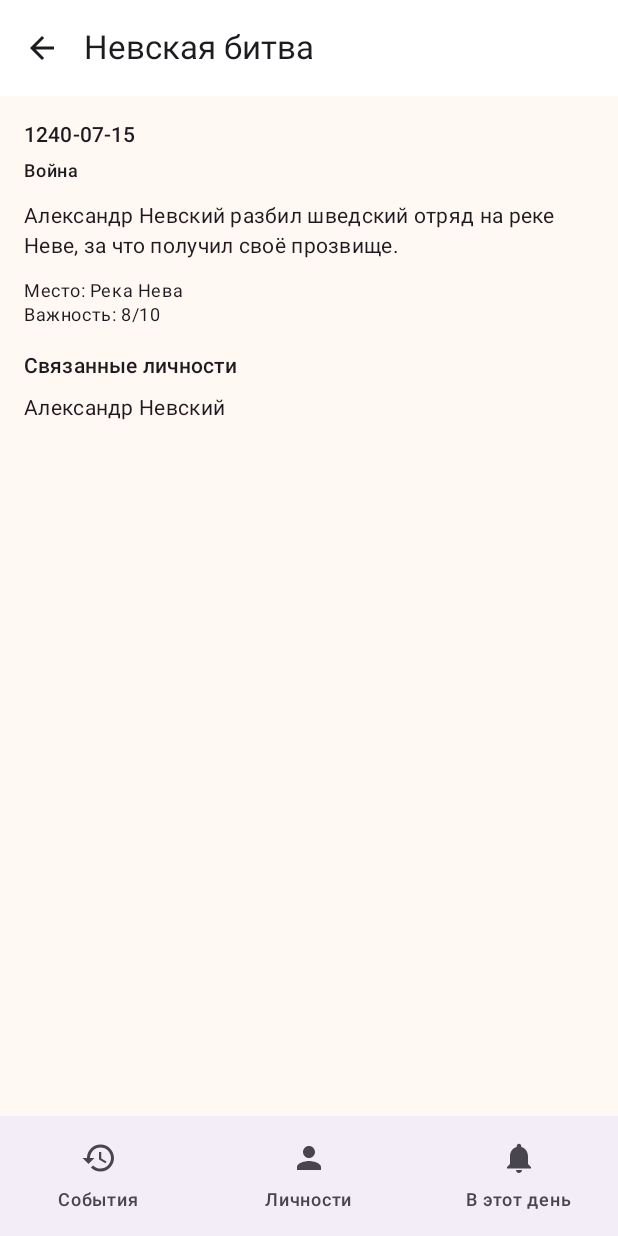
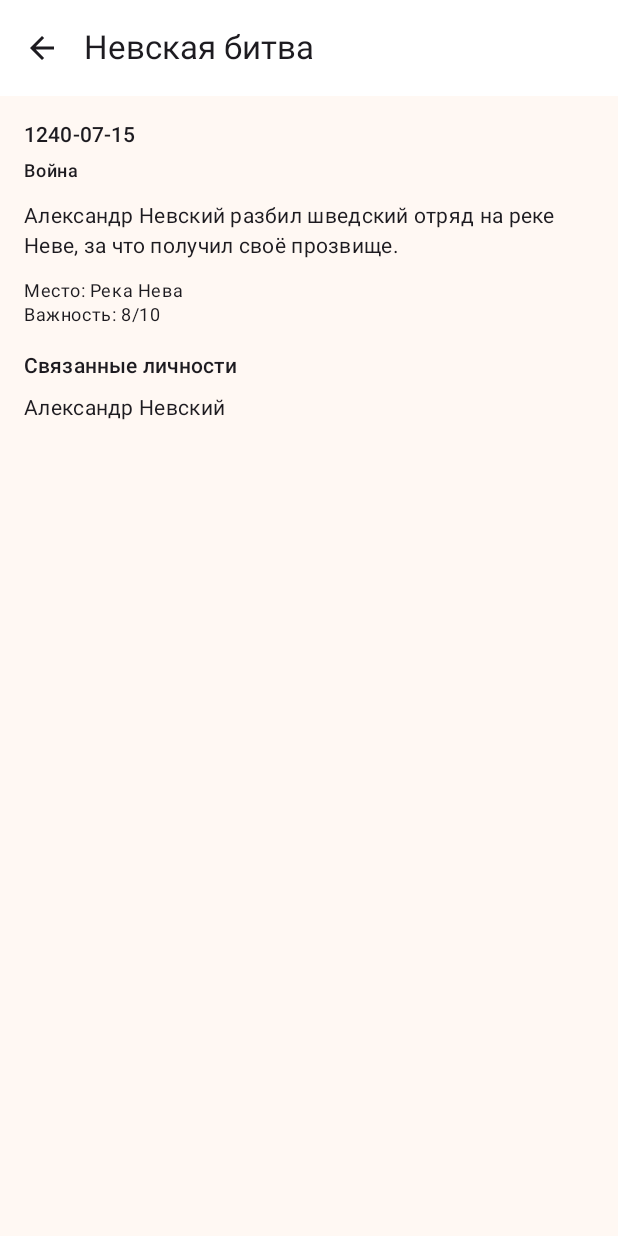
Before and after one commit to danilin52/history-reference, an Android app built with Jetpack Compose: the screen it shows after launch (MainActivity), after a tap on "1240-07-15", on a phone screen of 412 x 824 dp. Run offline under Robolectric (Android 15) with nearby library versions, the phone set to English and light mode, and no system bars; our stand-ins replace Room's generated code; pictures from the network do not load; 1 statement that could not run was skipped.

Commit message:
ЛР №1: пользовательский интерфейс и навигация

```diff
--- a/app/src/main/java/ru/danilin52/historyreference/ui/detail/EventDetailScreen.kt
+++ b/app/src/main/java/ru/danilin52/historyreference/ui/detail/EventDetailScreen.kt
@@ -10,7 +10,7 @@ import androidx.compose.foundation.layout.padding
 import androidx.compose.foundation.rememberScrollState
 import androidx.compose.foundation.verticalScroll
 import androidx.compose.material.icons.Icons
-import androidx.compose.material.icons.filled.ArrowBack
+import androidx.compose.material.icons.automirrored.filled.ArrowBack
 import androidx.compose.material3.ExperimentalMaterial3Api
 import androidx.compose.material3.Icon
 import androidx.compose.material3.IconButton
@@ -46,7 +46,7 @@ fun EventDetailScreen(
                 title = { Text(event?.title ?: "Событие") },
                 navigationIcon = {
                     IconButton(onClick = onBack) {
-                        Icon(Icons.Filled.ArrowBack, contentDescription = "Назад")
+                        Icon(Icons.AutoMirrored.Filled.ArrowBack, contentDescription = "Назад")
                     }
                 }
             )
--- a/app/src/main/java/ru/danilin52/historyreference/ui/detail/PersonDetailScreen.kt
+++ b/app/src/main/java/ru/danilin52/historyreference/ui/detail/PersonDetailScreen.kt
@@ -12,7 +12,7 @@ import androidx.compose.foundation.layout.size
 import androidx.compose.foundation.rememberScrollState
 import androidx.compose.foundation.verticalScroll
 import androidx.compose.material.icons.Icons
-import androidx.compose.material.icons.filled.ArrowBack
+import androidx.compose.material.icons.automirrored.filled.ArrowBack
 import androidx.compose.material3.ExperimentalMaterial3Api
 import androidx.compose.material3.Icon
 import androidx.compose.material3.IconButton
@@ -49,7 +49,7 @@ fun PersonDetailScreen(
                 title = { Text(person?.name ?: "Личность") },
                 navigationIcon = {
                     IconButton(onClick = onBack) {
-                        Icon(Icons.Filled.ArrowBack, contentDescription = "Назад")
+                        Icon(Icons.AutoMirrored.Filled.ArrowBack, contentDescription = "Назад")
                     }
                 }
             )
--- a/app/src/main/java/ru/danilin52/historyreference/ui/main/MainScreen.kt
+++ b/app/src/main/java/ru/danilin52/historyreference/ui/main/MainScreen.kt
@@ -1,10 +1,6 @@
 package ru.danilin52.historyreference.ui.main
 
 import androidx.compose.foundation.layout.padding
-import androidx.compose.material.icons.Icons
-import androidx.compose.material.icons.filled.History
-import androidx.compose.material.icons.filled.Notifications
-import androidx.compose.material.icons.filled.Person
 import androidx.compose.material3.Icon
 import androidx.compose.material3.NavigationBar
 import androidx.compose.material3.NavigationBarItem
@@ -13,7 +9,6 @@ import androidx.compose.material3.Text
 import androidx.compose.runtime.Composable
 import androidx.compose.runtime.getValue
 import androidx.compose.ui.Modifier
-import androidx.compose.ui.graphics.vector.ImageVector
 import androidx.navigation.NavDestination.Companion.hierarchy
 import androidx.navigation.NavGraph.Companion.findStartDestination
 import androidx.navigation.NavType
@@ -26,39 +21,33 @@ import ru.danilin52.historyreference.data.HistoryRepository
 import ru.danilin52.historyreference.ui.detail.EventDetailScreen
 import ru.danilin52.historyreference.ui.detail.PersonDetailScreen
 import ru.danilin52.historyreference.ui.events.EventListScreen
+import ru.danilin52.historyreference.ui.nav.AppRoutes
+import ru.danilin52.historyreference.ui.nav.topLevelDestinations
 import ru.danilin52.historyreference.ui.onthisday.OnThisDayScreen
 import ru.danilin52.historyreference.ui.persons.PersonSearchScreen
-
-private data class Tab(
-    val route: String,
-    val label: String,
-    val icon: ImageVector
-)
-
-private val tabs = listOf(
-    Tab("events", "События", Icons.Filled.History),
-    Tab("persons", "Личности", Icons.Filled.Person),
-    Tab("onthisday", "В этот день", Icons.Filled.Notifications)
-)
 
 @Composable
 fun MainScreen(repository: HistoryRepository) {
     val tabNav = rememberNavController()
     val backStackEntry by tabNav.currentBackStackEntryAsState()
     val currentDestination = backStackEntry?.destination
+    val isTopLevelDestination = topLevelDestinations.any { destination ->
+        currentDestination?.hierarchy?.any { it.route == destination.route } == true
+    }
 
     Scaffold(
         bottomBar = {
+            if (isTopLevelDestination) {
                 NavigationBar {
-                tabs.forEach { tab ->
+                    topLevelDestinations.forEach { destination ->
                         val selected = currentDestination
                             ?.hierarchy
-                        ?.any { it.route == tab.route } == true
+                            ?.any { it.route == destination.route } == true
 
                         NavigationBarItem(
                             selected = selected,
                             onClick = {
-                            tabNav.navigate(tab.route) {
+                                tabNav.navigate(destination.route) {
                                     popUpTo(tabNav.graph.findStartDestination().id) {
                                         saveState = true
                                     }
@@ -66,62 +55,72 @@ fun MainScreen(repository: HistoryRepository) {
                                     restoreState = true
                                 }
                             },
-                        icon = { Icon(tab.icon, contentDescription = tab.label) },
-                        label = { Text(tab.label) }
+                            icon = {
+                                Icon(
+                                    imageVector = destination.icon,
+                                    contentDescription = destination.label
                                 )
+                            },
+                            label = { Text(destination.label) }
+                        )
+                    }
                 }
             }
         }
     ) { padding ->
         NavHost(
             navController = tabNav,
-            startDestination = "events",
+            startDestination = AppRoutes.EVENTS,
             modifier = Modifier.padding(padding)
         ) {
-            composable("events") {
+            composable(AppRoutes.EVENTS) {
                 EventListScreen(
                     repository = repository,
-                    onEventClick = { id -> tabNav.navigate("event/$id") }
+                    onEventClick = { id -> tabNav.navigate(AppRoutes.eventDetail(id)) }
                 )
             }
 
-            composable("persons") {
+            composable(AppRoutes.PERSONS) {
                 PersonSearchScreen(
                     repository = repository,
-                    onPersonClick = { id -> tabNav.navigate("person/$id") }
+                    onPersonClick = { id -> tabNav.navigate(AppRoutes.personDetail(id)) }
                 )
             }
 
-            composable("onthisday") {
+            composable(AppRoutes.ON_THIS_DAY) {
                 OnThisDayScreen(
                     repository = repository,
-                    onEventClick = { id -> tabNav.navigate("event/$id") }
+                    onEventClick = { id -> tabNav.navigate(AppRoutes.eventDetail(id)) }
                 )
             }
 
             composable(
-                route = "event/{id}",
-                arguments = listOf(navArgument("id") { type = NavType.LongType })
+                route = AppRoutes.EVENT_DETAIL,
+                arguments = listOf(navArgument(AppRoutes.EVENT_ID) { type = NavType.LongType })
             ) { entry ->
-                val id = entry.arguments?.getLong("id") ?: return@composable
+                val id = entry.arguments?.getLong(AppRoutes.EVENT_ID) ?: return@composable
                 EventDetailScreen(
                     repository = repository,
                     eventId = id,
                     onBack = { tabNav.popBackStack() },
-                    onPersonClick = { personId -> tabNav.navigate("person/$personId") }
+                    onPersonClick = { personId ->
+                        tabNav.navigate(AppRoutes.personDetail(personId))
+                    }
                 )
             }
 
             composable(
-                route = "person/{id}",
-                arguments = listOf(navArgument("id") { type = NavType.LongType })
+                route = AppRoutes.PERSON_DETAIL,
+                arguments = listOf(navArgument(AppRoutes.PERSON_ID) { type = NavType.LongType })
             ) { entry ->
-                val id = entry.arguments?.getLong("id") ?: return@composable
+                val id = entry.arguments?.getLong(AppRoutes.PERSON_ID) ?: return@composable
                 PersonDetailScreen(
                     repository = repository,
                     personId = id,
                     onBack = { tabNav.popBackStack() },
-                    onEventClick = { eventId -> tabNav.navigate("event/$eventId") }
+                    onEventClick = { eventId ->
+                        tabNav.navigate(AppRoutes.eventDetail(eventId))
+                    }
                 )
             }
         }
--- /dev/null
+++ b/app/src/main/java/ru/danilin52/historyreference/ui/nav/AppDestination.kt
@@ -0,0 +1,33 @@
+package ru.danilin52.historyreference.ui.nav
+
+import androidx.compose.material.icons.Icons
+import androidx.compose.material.icons.filled.History
+import androidx.compose.material.icons.filled.Notifications
+import androidx.compose.material.icons.filled.Person
+import androidx.compose.ui.graphics.vector.ImageVector
+
+data class TopLevelDestination(
+    val route: String,
+    val label: String,
+    val icon: ImageVector
+)
+
+object AppRoutes {
+    const val EVENTS = "events"
+    const val PERSONS = "persons"
+    const val ON_THIS_DAY = "on_this_day"
+
+    const val EVENT_ID = "eventId"
+    const val PERSON_ID = "personId"
+    const val EVENT_DETAIL = "event/{$EVENT_ID}"
+    const val PERSON_DETAIL = "person/{$PERSON_ID}"
+
+    fun eventDetail(eventId: Long): String = "event/$eventId"
+    fun personDetail(personId: Long): String = "person/$personId"
+}
+
+val topLevelDestinations = listOf(
+    TopLevelDestination(AppRoutes.EVENTS, "События", Icons.Filled.History),
+    TopLevelDestination(AppRoutes.PERSONS, "Личности", Icons.Filled.Person),
+    TopLevelDestination(AppRoutes.ON_THIS_DAY, "В этот день", Icons.Filled.Notifications)
+)
```
Lines whose indentation alone changed are shown as unchanged.
